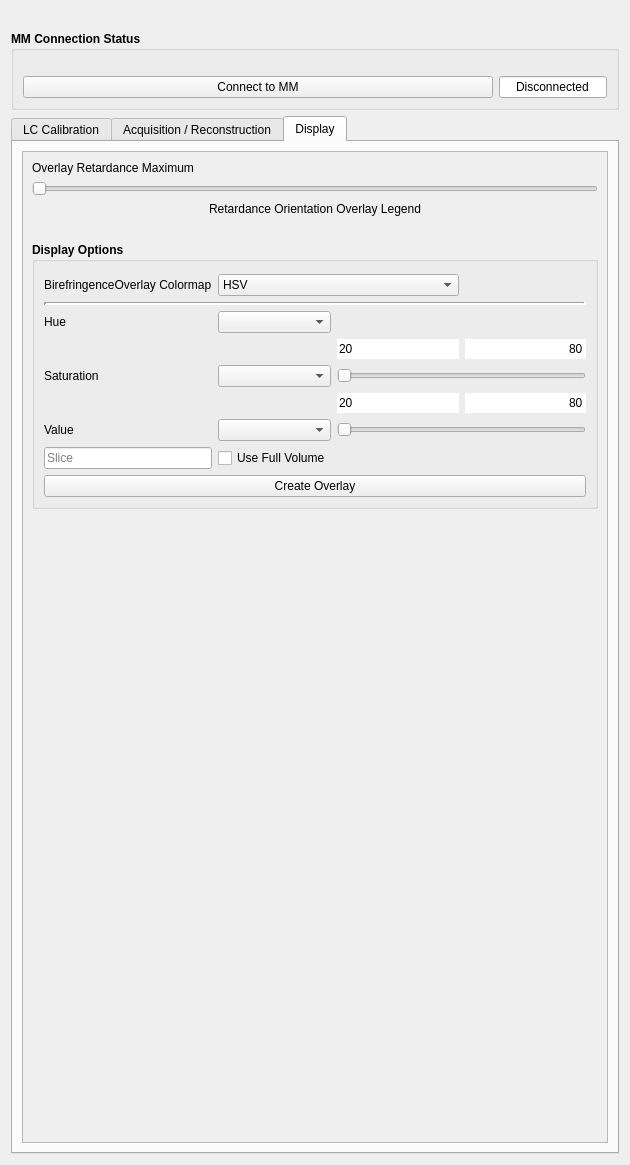
Old version of the form recOrder/plugin/gui.ui in the repository mehta-lab/recOrder.
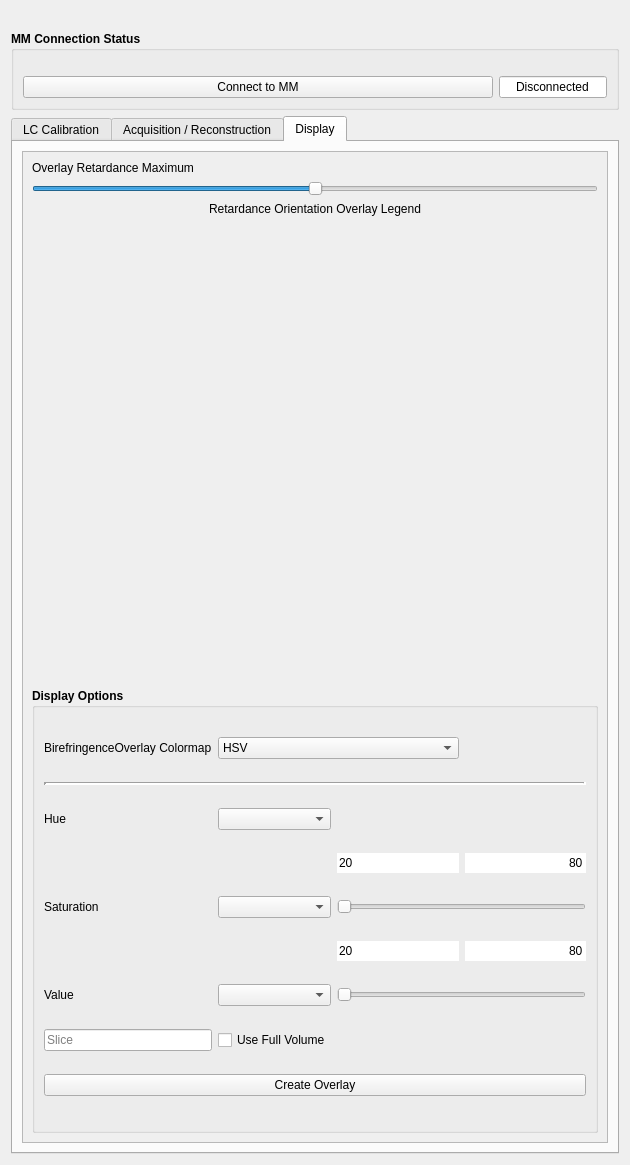
New version of the form. The open tabs and pages were chosen to show the change. Custom widgets are drawn as their Qt base class.

Commit message: refine gui elements

Patch:
```diff
--- a/recOrder/plugin/gui.ui
+++ b/recOrder/plugin/gui.ui
@@ -134,7 +134,7 @@
       <enum>QTabWidget::North</enum>
      </property>
      <property name="currentIndex">
-      <number>1</number>
+      <number>2</number>
      </property>
      <property name="elideMode">
       <enum>Qt::ElideMiddle</enum>
@@ -1762,7 +1762,7 @@
            </rect>
           </property>
           <layout class="QGridLayout" name="gridLayout_4">
-           <item row="5" column="0">
+           <item row="6" column="0">
             <widget class="QLabel" name="label_orientation_image">
              <property name="sizePolicy">
               <sizepolicy hsizetype="Preferred" vsizetype="Fixed">
@@ -1778,20 +1778,7 @@
              </property>
             </widget>
            </item>
-           <item row="1" column="0">
-            <widget class="QLabel" name="label">
-             <property name="sizePolicy">
-              <sizepolicy hsizetype="Preferred" vsizetype="Fixed">
-               <horstretch>0</horstretch>
-               <verstretch>0</verstretch>
-              </sizepolicy>
-             </property>
-             <property name="text">
-              <string>Overlay Retardance Maximum </string>
-             </property>
-            </widget>
-           </item>
-           <item row="6" column="0" alignment="Qt::AlignTop">
+           <item row="8" column="0">
             <widget class="QGroupBox" name="DisplayOptions">
              <property name="sizePolicy">
               <sizepolicy hsizetype="Preferred" vsizetype="Expanding">
@@ -1815,84 +1802,7 @@
               <property name="verticalSpacing">
                <number>6</number>
               </property>
-              <item row="8" column="3">
-               <widget class="QLineEdit" name="le_sat_max">
-                <property name="font">
-                 <font>
-                  <italic>false</italic>
-                  <bold>false</bold>
-                 </font>
-                </property>
-                <property name="text">
-                 <string>80</string>
-                </property>
-                <property name="frame">
-                 <bool>false</bool>
-                </property>
-                <property name="alignment">
-                 <set>Qt::AlignRight|Qt::AlignTrailing|Qt::AlignVCenter</set>
-                </property>
-               </widget>
-              </item>
-              <item row="15" column="0" colspan="4">
-               <widget class="QPushButton" name="qbutton_create_overlay">
-                <property name="font">
-                 <font>
-                  <italic>false</italic>
-                  <bold>false</bold>
-                 </font>
-                </property>
-                <property name="text">
-                 <string>Create Overlay</string>
-                </property>
-               </widget>
-              </item>
-              <item row="14" column="0">
-               <widget class="QLineEdit" name="le_overlay_slice">
-                <property name="sizePolicy">
-                 <sizepolicy hsizetype="Preferred" vsizetype="Fixed">
-                  <horstretch>0</horstretch>
-                  <verstretch>0</verstretch>
-                 </sizepolicy>
-                </property>
-                <property name="font">
-                 <font>
-                  <italic>false</italic>
-                  <bold>false</bold>
-                 </font>
-                </property>
-                <property name="placeholderText">
-                 <string>Slice</string>
-                </property>
-               </widget>
-              </item>
-              <item row="9" column="2" colspan="2">
-               <widget class="QSlider" name="slider_saturation">
-                <property name="font">
-                 <font>
-                  <italic>false</italic>
-                  <bold>false</bold>
-                 </font>
-                </property>
-                <property name="orientation">
-                 <enum>Qt::Horizontal</enum>
-                </property>
-               </widget>
-              </item>
-              <item row="11" column="1">
-               <widget class="QComboBox" name="cb_value">
-                <property name="font">
-                 <font>
-                  <italic>false</italic>
-                  <bold>false</bold>
-                 </font>
-                </property>
-                <property name="focusPolicy">
-                 <enum>Qt::StrongFocus</enum>
-                </property>
-               </widget>
-              </item>
-              <item row="7" column="1">
+              <item row="8" column="1">
                <widget class="QComboBox" name="cb_hue">
                 <property name="font">
                  <font>
@@ -1905,53 +1815,8 @@
                 </property>
                </widget>
               </item>
-              <item row="11" column="0">
-               <widget class="QLabel" name="label_value">
-                <property name="font">
-                 <font>
-                  <italic>false</italic>
-                  <bold>false</bold>
-                 </font>
-                </property>
-                <property name="text">
-                 <string>Value</string>
-                </property>
-               </widget>
-              </item>
-              <item row="9" column="1">
-               <widget class="QComboBox" name="cb_saturation">
-                <property name="font">
-                 <font>
-                  <italic>false</italic>
-                  <bold>false</bold>
-                 </font>
-                </property>
-                <property name="focusPolicy">
-                 <enum>Qt::StrongFocus</enum>
-                </property>
-               </widget>
-              </item>
-              <item row="14" column="1">
-               <widget class="QCheckBox" name="chb_display_volume">
-                <property name="font">
-                 <font>
-                  <italic>false</italic>
-                  <bold>false</bold>
-                 </font>
-                </property>
-                <property name="text">
-                 <string>Use Full Volume</string>
-                </property>
-               </widget>
-              </item>
-              <item row="11" column="2" colspan="2">
-               <widget class="QSlider" name="slider_value">
-                <property name="sizePolicy">
-                 <sizepolicy hsizetype="Preferred" vsizetype="Fixed">
-                  <horstretch>0</horstretch>
-                  <verstretch>0</verstretch>
-                 </sizepolicy>
-                </property>
+              <item row="10" column="2" colspan="2">
+               <widget class="QSlider" name="slider_saturation">
                 <property name="font">
                  <font>
                   <italic>false</italic>
@@ -1979,33 +1844,7 @@
                 </property>
                </widget>
               </item>
-              <item row="3" column="0">
-               <widget class="QLabel" name="label_colormap">
-                <property name="font">
-                 <font>
-                  <italic>false</italic>
-                  <bold>false</bold>
-                 </font>
-                </property>
-                <property name="text">
-                 <string>BirefringenceOverlay Colormap</string>
-                </property>
-               </widget>
-              </item>
-              <item row="7" column="0">
-               <widget class="QLabel" name="label_hue">
-                <property name="font">
-                 <font>
-                  <italic>false</italic>
-                  <bold>false</bold>
-                 </font>
-                </property>
-                <property name="text">
-                 <string>Hue</string>
-                </property>
-               </widget>
-              </item>
-              <item row="9" column="0">
+              <item row="10" column="0">
                <widget class="QLabel" name="label_saturation">
                 <property name="font">
                  <font>
@@ -2018,7 +1857,26 @@
                 </property>
                </widget>
               </item>
-              <item row="8" column="2">
+              <item row="15" column="0">
+               <widget class="QLineEdit" name="le_overlay_slice">
+                <property name="sizePolicy">
+                 <sizepolicy hsizetype="Preferred" vsizetype="Fixed">
+                  <horstretch>0</horstretch>
+                  <verstretch>0</verstretch>
+                 </sizepolicy>
+                </property>
+                <property name="font">
+                 <font>
+                  <italic>false</italic>
+                  <bold>false</bold>
+                 </font>
+                </property>
+                <property name="placeholderText">
+                 <string>Slice</string>
+                </property>
+               </widget>
+              </item>
+              <item row="9" column="2">
                <widget class="QLineEdit" name="le_sat_min">
                 <property name="font">
                  <font>
@@ -2037,41 +1895,6 @@
                 </property>
                </widget>
               </item>
-              <item row="10" column="2">
-               <widget class="QLineEdit" name="le_val_min">
-                <property name="font">
-                 <font>
-                  <italic>false</italic>
-                  <bold>false</bold>
-                 </font>
-                </property>
-                <property name="text">
-                 <string>20</string>
-                </property>
-                <property name="frame">
-                 <bool>false</bool>
-                </property>
-               </widget>
-              </item>
-              <item row="10" column="3">
-               <widget class="QLineEdit" name="le_val_max">
-                <property name="font">
-                 <font>
-                  <italic>false</italic>
-                  <bold>false</bold>
-                 </font>
-                </property>
-                <property name="text">
-                 <string>80</string>
-                </property>
-                <property name="frame">
-                 <bool>false</bool>
-                </property>
-                <property name="alignment">
-                 <set>Qt::AlignRight|Qt::AlignTrailing|Qt::AlignVCenter</set>
-                </property>
-               </widget>
-              </item>
               <item row="3" column="1" colspan="2">
                <widget class="QComboBox" name="cb_colormap">
                 <property name="font">
@@ -2095,11 +1918,175 @@
                 </item>
                </widget>
               </item>
+              <item row="12" column="1">
+               <widget class="QComboBox" name="cb_value">
+                <property name="font">
+                 <font>
+                  <italic>false</italic>
+                  <bold>false</bold>
+                 </font>
+                </property>
+                <property name="focusPolicy">
+                 <enum>Qt::StrongFocus</enum>
+                </property>
+               </widget>
+              </item>
+              <item row="11" column="2">
+               <widget class="QLineEdit" name="le_val_min">
+                <property name="font">
+                 <font>
+                  <italic>false</italic>
+                  <bold>false</bold>
+                 </font>
+                </property>
+                <property name="text">
+                 <string>20</string>
+                </property>
+                <property name="frame">
+                 <bool>false</bool>
+                </property>
+               </widget>
+              </item>
+              <item row="10" column="1">
+               <widget class="QComboBox" name="cb_saturation">
+                <property name="font">
+                 <font>
+                  <italic>false</italic>
+                  <bold>false</bold>
+                 </font>
+                </property>
+                <property name="focusPolicy">
+                 <enum>Qt::StrongFocus</enum>
+                </property>
+               </widget>
+              </item>
+              <item row="9" column="3">
+               <widget class="QLineEdit" name="le_sat_max">
+                <property name="font">
+                 <font>
+                  <italic>false</italic>
+                  <bold>false</bold>
+                 </font>
+                </property>
+                <property name="text">
+                 <string>80</string>
+                </property>
+                <property name="frame">
+                 <bool>false</bool>
+                </property>
+                <property name="alignment">
+                 <set>Qt::AlignRight|Qt::AlignTrailing|Qt::AlignVCenter</set>
+                </property>
+               </widget>
+              </item>
+              <item row="12" column="2" colspan="2">
+               <widget class="QSlider" name="slider_value">
+                <property name="sizePolicy">
+                 <sizepolicy hsizetype="Preferred" vsizetype="Fixed">
+                  <horstretch>0</horstretch>
+                  <verstretch>0</verstretch>
+                 </sizepolicy>
+                </property>
+                <property name="font">
+                 <font>
+                  <italic>false</italic>
+                  <bold>false</bold>
+                 </font>
+                </property>
+                <property name="orientation">
+                 <enum>Qt::Horizontal</enum>
+                </property>
+               </widget>
+              </item>
+              <item row="12" column="0">
+               <widget class="QLabel" name="label_value">
+                <property name="font">
+                 <font>
+                  <italic>false</italic>
+                  <bold>false</bold>
+                 </font>
+                </property>
+                <property name="text">
+                 <string>Value</string>
+                </property>
+               </widget>
+              </item>
+              <item row="15" column="1">
+               <widget class="QCheckBox" name="chb_display_volume">
+                <property name="font">
+                 <font>
+                  <italic>false</italic>
+                  <bold>false</bold>
+                 </font>
+                </property>
+                <property name="text">
+                 <string>Use Full Volume</string>
+                </property>
+               </widget>
+              </item>
+              <item row="3" column="0">
+               <widget class="QLabel" name="label_colormap">
+                <property name="font">
+                 <font>
+                  <italic>false</italic>
+                  <bold>false</bold>
+                 </font>
+                </property>
+                <property name="text">
+                 <string>BirefringenceOverlay Colormap</string>
+                </property>
+               </widget>
+              </item>
+              <item row="11" column="3">
+               <widget class="QLineEdit" name="le_val_max">
+                <property name="font">
+                 <font>
+                  <italic>false</italic>
+                  <bold>false</bold>
+                 </font>
+                </property>
+                <property name="text">
+                 <string>80</string>
+                </property>
+                <property name="frame">
+                 <bool>false</bool>
+                </property>
+                <property name="alignment">
+                 <set>Qt::AlignRight|Qt::AlignTrailing|Qt::AlignVCenter</set>
+                </property>
+               </widget>
+              </item>
+              <item row="8" column="0">
+               <widget class="QLabel" name="label_hue">
+                <property name="font">
+                 <font>
+                  <italic>false</italic>
+                  <bold>false</bold>
+                 </font>
+                </property>
+                <property name="text">
+                 <string>Hue</string>
+                </property>
+               </widget>
+              </item>
+              <item row="16" column="0" colspan="4">
+               <widget class="QPushButton" name="qbutton_create_overlay">
+                <property name="font">
+                 <font>
+                  <italic>false</italic>
+                  <bold>false</bold>
+                 </font>
+                </property>
+                <property name="text">
+                 <string>Create Overlay</string>
+                </property>
+               </widget>
+              </item>
              </layout>
             </widget>
            </item>
-           <item row="3" column="0">
-            <widget class="QLabel" name="label_orientation_legend">
+           <item row="1" column="0">
+            <widget class="QLabel" name="label">
              <property name="sizePolicy">
               <sizepolicy hsizetype="Preferred" vsizetype="Fixed">
                <horstretch>0</horstretch>
@@ -2107,20 +2094,52 @@
               </sizepolicy>
              </property>
              <property name="text">
-              <string>Retardance Orientation Overlay Legend</string>
-             </property>
-             <property name="alignment">
-              <set>Qt::AlignCenter</set>
+              <string>Overlay Retardance Maximum </string>
              </property>
             </widget>
            </item>
            <item row="2" column="0">
             <widget class="QSlider" name="retMaxSlider">
+             <property name="maximum">
+              <number>50</number>
+             </property>
+             <property name="sliderPosition">
+              <number>25</number>
+             </property>
              <property name="orientation">
               <enum>Qt::Horizontal</enum>
              </property>
             </widget>
            </item>
+           <item row="3" column="0">
+            <widget class="QLabel" name="label_orientation_legend">
+             <property name="sizePolicy">
+              <sizepolicy hsizetype="Preferred" vsizetype="Fixed">
+               <horstretch>0</horstretch>
+               <verstretch>0</verstretch>
+              </sizepolicy>
+             </property>
+             <property name="text">
+              <string>Retardance Orientation Overlay Legend</string>
+             </property>
+             <property name="alignment">
+              <set>Qt::AlignCenter</set>
+             </property>
+            </widget>
+           </item>
+           <item row="7" column="0">
+            <spacer name="verticalSpacer">
+             <property name="orientation">
+              <enum>Qt::Vertical</enum>
+             </property>
+             <property name="sizeHint" stdset="0">
+              <size>
+               <width>20</width>
+               <height>40</height>
+              </size>
+             </property>
+            </spacer>
+           </item>
           </layout>
          </widget>
         </widget>
```
The commit also changes 1 other file.
